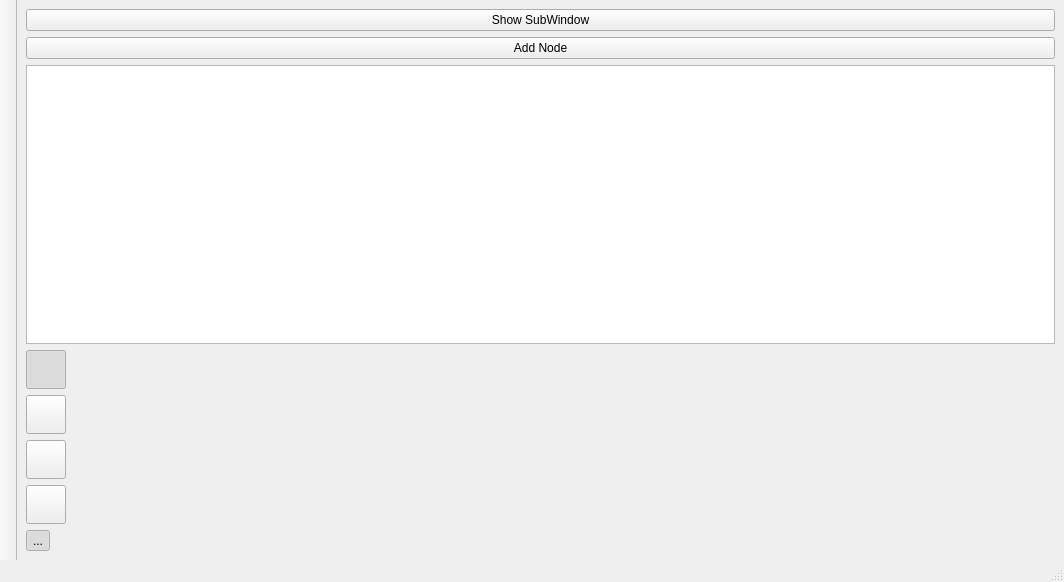
wenhao801/GraphEditorPlus, file mainwindow.ui: the form before one commit.
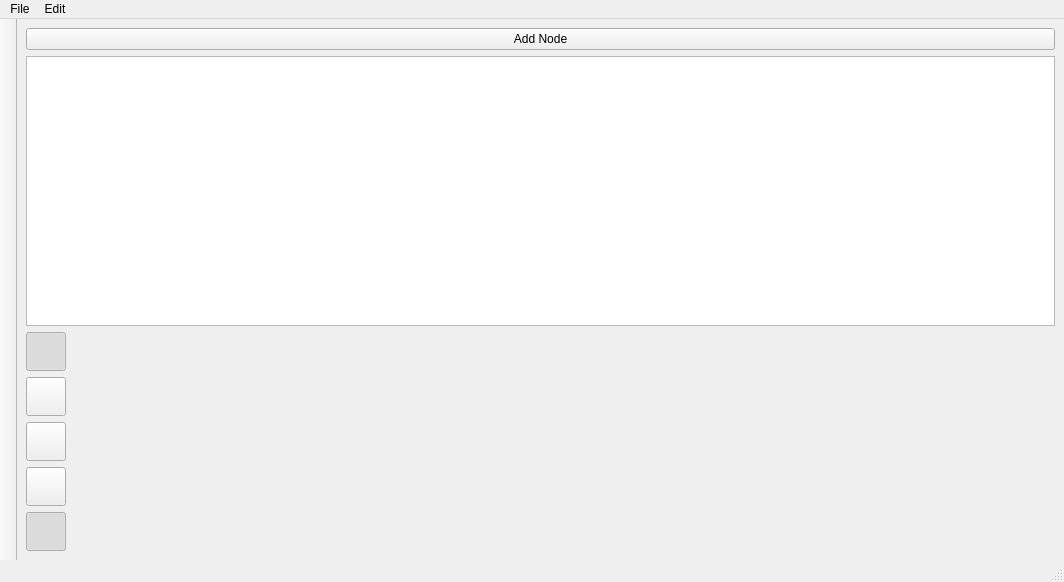
The form after the commit. Icons and pictures are not drawn.

```diff
--- a/mainwindow.ui
+++ b/mainwindow.ui
@@ -25,13 +25,6 @@
   </property>
   <widget class="QWidget" name="centralwidget">
    <layout class="QVBoxLayout" name="verticalLayout">
-    <item>
-     <widget class="QPushButton" name="showSub">
-      <property name="text">
-       <string>Show SubWindow</string>
-      </property>
-     </widget>
-    </item>
     <item>
      <widget class="QPushButton" name="addNode">
       <property name="text">
@@ -143,7 +136,7 @@
     <item>
      <widget class="QToolButton" name="toggleDirect">
       <property name="text">
-       <string>...</string>
+       <string/>
       </property>
       <property name="iconSize">
        <size>
@@ -170,6 +163,28 @@
      <height>20</height>
     </rect>
    </property>
+   <widget class="QMenu" name="menuFile">
+    <property name="title">
+     <string>File</string>
+    </property>
+    <addaction name="actionNew"/>
+    <addaction name="actionSave"/>
+    <addaction name="actionOpen"/>
+   </widget>
+   <widget class="QMenu" name="menuEdit">
+    <property name="title">
+     <string>Edit</string>
+    </property>
+    <widget class="QMenu" name="menuInsert">
+     <property name="title">
+      <string>Insert...</string>
+     </property>
+     <addaction name="actionFrom_Text"/>
+    </widget>
+    <addaction name="menuInsert"/>
+   </widget>
+   <addaction name="menuFile"/>
+   <addaction name="menuEdit"/>
   </widget>
   <widget class="QStatusBar" name="statusbar"/>
   <widget class="QToolBar" name="toolBar">
```
Left out of the diff: 20 changed lines with no effect on the pictures.
